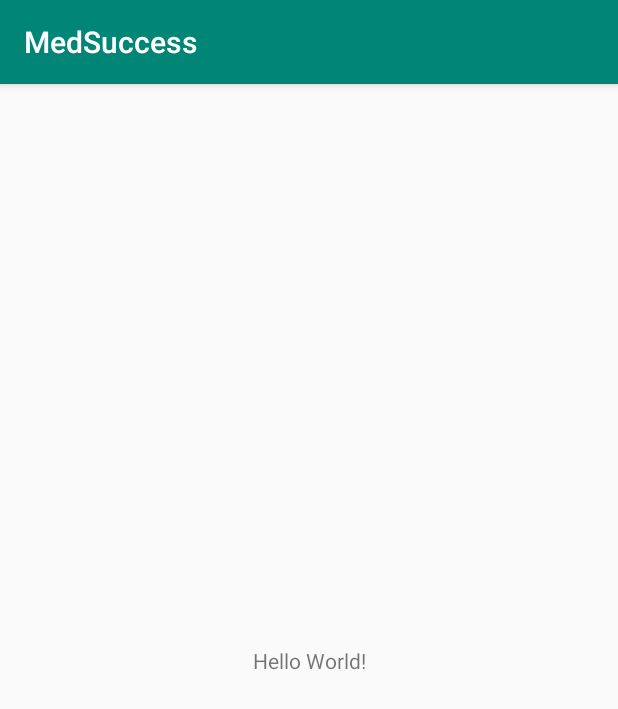
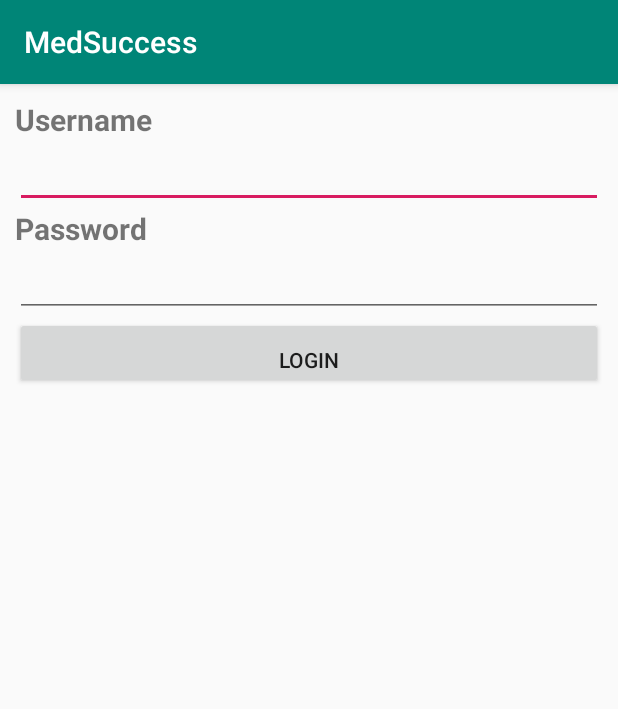
Before and after one commit to vkaidalov/medsuccess, an Android app: the screen it shows after launch (LoginActivity), on a phone screen of 412 x 824 dp. Shown: the top 709 px of the screen. Run offline under Robolectric (Android 15) with nearby library versions, the phone set to English and light mode, and no system bars.

Commit message:
created login page markup

```diff
--- a/android/app/src/main/res/layout/activity_login.xml
+++ b/android/app/src/main/res/layout/activity_login.xml
@@ -7,13 +7,55 @@
         android:layout_height="match_parent"
         tools:context=".LoginActivity">
 
-    <TextView
-            android:layout_width="wrap_content"
+    <LinearLayout
+        android:padding="10dip"
+        android:orientation="vertical"
+        android:layout_width="match_parent"
+        android:layout_height="wrap_content">
+
+        <TextView
+            android:layout_width="match_parent"
             android:layout_height="wrap_content"
-            android:text="Hello World!"
-            app:layout_constraintBottom_toBottomOf="parent"
-            app:layout_constraintLeft_toLeftOf="parent"
-            app:layout_constraintRight_toRightOf="parent"
-            app:layout_constraintTop_toTopOf="parent"/>
+            android:gravity="top"
+            android:textSize="20sp"
+            android:textStyle="bold"
+            android:text="Username"
+            />
+
+        <EditText
+            android:id="@+id/username"
+            android:layout_width="match_parent"
+            android:layout_height="wrap_content"
+            android:gravity="top"
+            />
+
+        <TextView
+            android:layout_width="match_parent"
+            android:layout_height="wrap_content"
+            android:gravity="top"
+            android:textSize="20sp"
+            android:textStyle="bold"
+            android:text="Password"
+            />
+
+        <EditText
+            android:id="@+id/password"
+            android:layout_width="match_parent"
+            android:layout_height="wrap_content"
+            android:gravity="top"
+            />
+
+        <Button
+            android:id="@+id/login_button"
+            android:layout_width="match_parent"
+            android:layout_height="wrap_content"
+            android:gravity="bottom"
+            android:text="Login"
+            android:textAlignment="center"
+            />
+
+    </LinearLayout>
+
+
 
 </android.support.constraint.ConstraintLayout>
```
